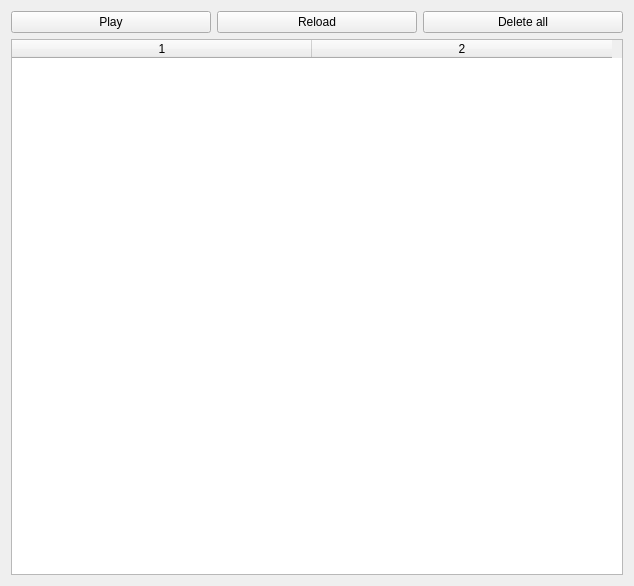
senatrkosarev/AudioPlayer, file App/resources/ui/FavoriteWidget.ui: the form before one commit.
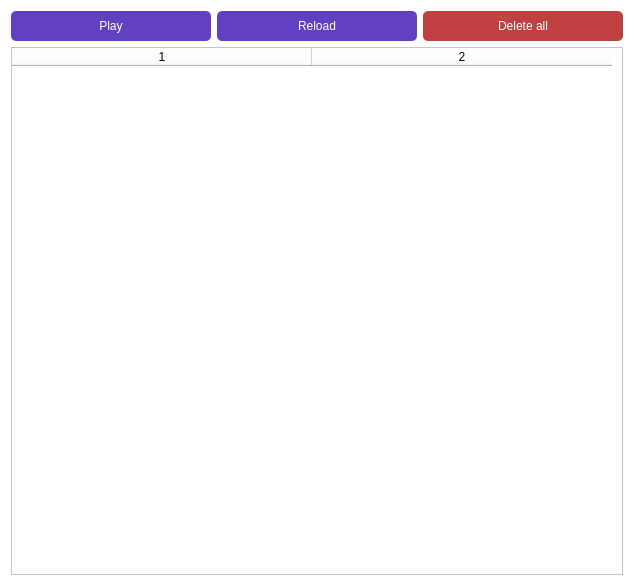
The form after the commit. Icons and pictures are not drawn.

Commit message: New 'Favourite music' window UI

```diff
--- a/App/resources/ui/FavoriteWidget.ui
+++ b/App/resources/ui/FavoriteWidget.ui
@@ -17,11 +17,26 @@
    <iconset>
     <normaloff>../icons/like_black.svg</normaloff>../icons/like_black.svg</iconset>
   </property>
+  <property name="styleSheet">
+   <string notr="true">background-color: rgb(255, 255, 255);</string>
+  </property>
   <layout class="QVBoxLayout" name="verticalLayout">
    <item>
     <layout class="QHBoxLayout" name="horizontalLayout">
      <item>
       <widget class="QPushButton" name="play_button">
+       <property name="styleSheet">
+        <string notr="true">QPushButton {
+	height: 30px;
+	color: #FFF;
+	background-color: #6240C2;
+	border-radius: 5px;
+}
+
+QPushButton:hover {
+	background-color: #4422A4;
+}</string>
+       </property>
        <property name="text">
         <string>Play</string>
        </property>
@@ -29,6 +44,18 @@
      </item>
      <item>
       <widget class="QPushButton" name="reload_button">
+       <property name="styleSheet">
+        <string notr="true">QPushButton {
+	height: 30px;
+	color: #FFF;
+	background-color: #6240C2;
+	border-radius: 5px;
+}
+
+QPushButton:hover {
+	background-color: #4422A4;
+}</string>
+       </property>
        <property name="text">
         <string>Reload</string>
        </property>
@@ -36,6 +63,18 @@
      </item>
      <item>
       <widget class="QPushButton" name="delete_button">
+       <property name="styleSheet">
+        <string notr="true">QPushButton {
+	height: 30px;
+	color: #FFF;
+	background-color: #C04141;
+	border-radius: 5px;
+}
+
+QPushButton:hover {
+	background-color: #AC2D2D;
+}</string>
+       </property>
        <property name="text">
         <string>Delete all</string>
        </property>
@@ -45,6 +84,10 @@
    </item>
    <item>
     <widget class="QTableWidget" name="table">
+     <property name="styleSheet">
+      <string notr="true">background-color: rgb(255, 255, 255);
+border-color: rgb(98, 64, 194);</string>
+     </property>
      <property name="verticalScrollBarPolicy">
       <enum>Qt::ScrollBarAlwaysOff</enum>
      </property>
```
The commit also changes 1 other file.
